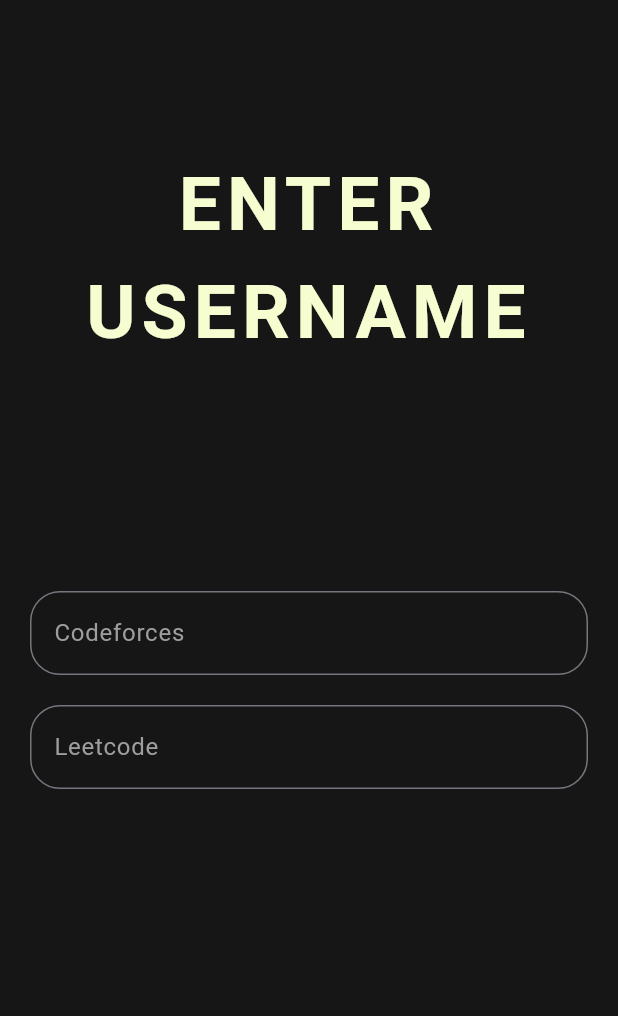
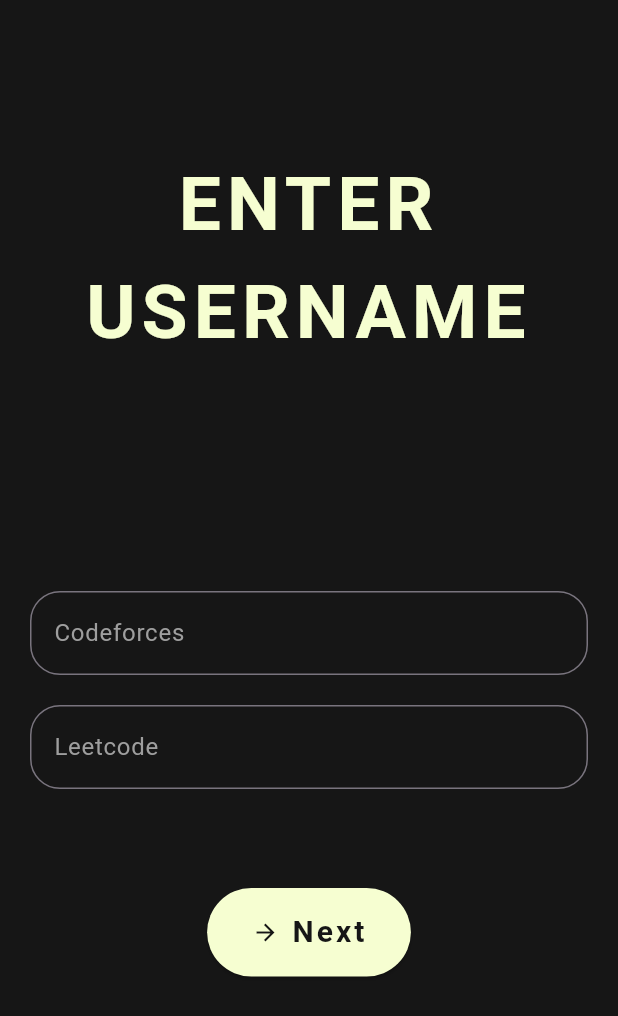
Before and after one commit to Udbhav2105/DevCodeX, a Flutter app: the screen it shows after launch, on a phone screen of 412 x 824 dp. Shown: the top 1016 px of the screen. Run offline on Flutter 3.47's test engine with Material 3 defaults, Android fonts, the phone set to English and light mode, and no system bars; missing offline and left inert: leetcode_unofficial_api.

Commit message:
Text Controller to get username added

```diff
--- a/lib/components/input_field.dart
+++ b/lib/components/input_field.dart
@@ -2,15 +2,16 @@
 
 class InputField extends StatefulWidget {
   final String inputText;
+  final TextEditingController controller;
 
-  const InputField({super.key, required this.inputText});
+  const InputField(
+      {super.key, required this.inputText, required this.controller});
 
   @override
   State<InputField> createState() => _InputFieldState();
 }
 
 class _InputFieldState extends State<InputField> {
-
   @override
   Widget build(BuildContext context) {
     return TextField(
--- a/lib/pages/login.dart
+++ b/lib/pages/login.dart
@@ -1,6 +1,7 @@
 import 'package:flutter/material.dart';
 import 'package:ripoff/components/input_field.dart';
 import 'package:ripoff/services/leetcode_api.dart';
+
 class Login extends StatefulWidget {
   const Login({super.key});
 
@@ -9,22 +10,30 @@
 }
 
 class _LoginState extends State<Login> {
-  void data() async{
+
+  final TextEditingController cfUsername = TextEditingController();
+  final TextEditingController lcUsername = TextEditingController();
+
+  Future<void> submitUsername() async{
+
+  }
+  void data() async {
     print('here');
     lc instance = lc(url: 'Udbhav_k');
-     await instance.getData();
-     print(instance.userInfo);
-     print('here1');
+    await instance.getData();
+    print(instance.userInfo);
+    print('here1');
+  }
 
-  }
   @override
   void initState() {
     super.initState();
     data();
   }
+
   @override
   Widget build(BuildContext context) {
-    return const Scaffold(
+    return Scaffold(
       backgroundColor: Color(0xFF161616),
       body: Padding(
         padding: EdgeInsets.fromLTRB(20, 0, 20, 0),
@@ -32,7 +41,7 @@
           // mainAxisAlignment: MainAxisAlignment.center,
           children: [
             Padding(
-              padding: EdgeInsets.fromLTRB(0,100,0,150),
+              padding: EdgeInsets.fromLTRB(0, 100, 0, 150),
               child: Text(
                 'ENTER USERNAME',
                 textAlign: TextAlign.center,
@@ -44,11 +53,40 @@
                 ),
               ),
             ),
-            InputField(inputText: 'Codeforces'),
+            InputField(inputText: 'Codeforces',controller: cfUsername,),
             SizedBox(
               height: 20,
             ),
-            InputField(inputText: 'Leetcode'),
+            InputField(inputText: 'Leetcode',controller: lcUsername,),
+            SizedBox(height: 66),
+            ElevatedButton.icon(
+              onPressed: () {
+                Navigator.pushNamed(context, '/loading',arguments: {
+                  'cfUsername': cfUsername,
+                  'lcUsername': lcUsername
+                });
+              },
+              icon: const Icon(
+                Icons.arrow_forward,
+                color: Color(0xFF161616),
+              ),
+              label: Text(
+                "Next",
+                style: TextStyle(
+                    color: Color(0xFF161616),
+                    fontSize: 20,
+                    fontWeight: FontWeight.bold,
+                    letterSpacing: 2,
+                ),
+              ),
+              style: ElevatedButton.styleFrom(
+                backgroundColor: Color(0xFFf6fed1),
+                padding: EdgeInsets.fromLTRB(30, 15, 30, 15),
+                shape: RoundedRectangleBorder(
+                  borderRadius: BorderRadius.circular(30),
+                )
+              ),
+            )
           ],
         ),
       ),
```
